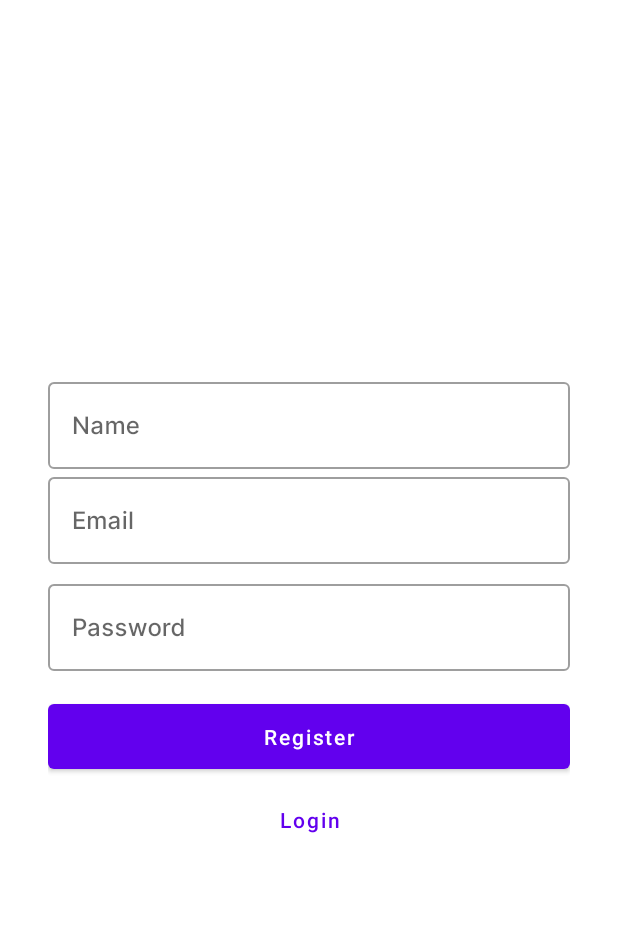
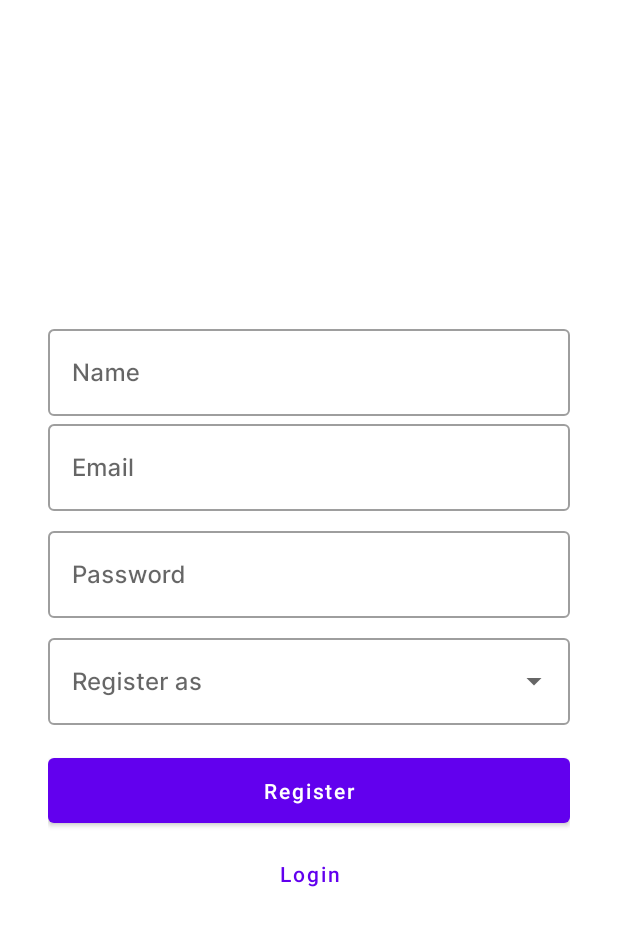
Before and after one commit to hafizhMo/Cuan-Aku, an Android app: the RegisterFragment screen opened through its navigation route, on a phone screen of 412 x 824 dp. Shown: the top 926 px of the screen. Run offline under Robolectric (Android 15) with nearby library versions, the phone set to English and light mode, and no system bars.

```diff
--- a/app/src/main/java/com/hafizhmo/cuanaku/utils/ApiService.kt
+++ b/app/src/main/java/com/hafizhmo/cuanaku/utils/ApiService.kt
@@ -20,6 +20,7 @@ interface ApiService {
         @Field("password") password: String
     ): Call<Auth>
 
+    @FormUrlEncoded
     @POST("register")
     fun register(
         @Field("name") name: String,
--- a/app/src/main/res/layout/fragment_register.xml
+++ b/app/src/main/res/layout/fragment_register.xml
@@ -3,6 +3,7 @@
     xmlns:tools="http://schemas.android.com/tools"
     android:layout_width="match_parent"
     android:layout_height="wrap_content"
+    xmlns:app="http://schemas.android.com/apk/res-auto"
     android:layout_gravity="center_vertical"
     android:layout_marginHorizontal="32dp"
     android:orientation="vertical"
@@ -16,6 +17,7 @@
 
         <com.google.android.material.textfield.TextInputEditText
             android:layout_width="match_parent"
+            android:id="@+id/name_input"
             android:layout_height="wrap_content"
             android:fontFamily="@font/inter_medium"
             android:inputType="textEmailAddress" />
@@ -30,6 +32,7 @@
         <com.google.android.material.textfield.TextInputEditText
             android:layout_width="match_parent"
             android:layout_height="wrap_content"
+            android:id="@+id/email_input"
             android:fontFamily="@font/inter_medium"
             android:inputType="textEmailAddress" />
     </com.google.android.material.textfield.TextInputLayout>
@@ -43,9 +46,26 @@
 
         <com.google.android.material.textfield.TextInputEditText
             android:layout_width="match_parent"
+            android:id="@+id/password_input"
             android:layout_height="wrap_content"
             android:fontFamily="@font/inter_medium"
             android:inputType="textEmailAddress" />
+    </com.google.android.material.textfield.TextInputLayout>
+
+    <com.google.android.material.textfield.TextInputLayout
+        style="@style/Widget.MaterialComponents.TextInputLayout.OutlinedBox.ExposedDropdownMenu"
+        android:layout_width="match_parent"
+        android:layout_height="wrap_content"
+        android:layout_marginTop="8dp"
+        app:endIconMode="dropdown_menu"
+        android:hint="@string/role_hint">
+
+        <com.google.android.material.textfield.MaterialAutoCompleteTextView
+            android:layout_width="match_parent"
+            android:layout_height="wrap_content"
+            android:id="@+id/role_input"
+            android:inputType="none"
+            android:fontFamily="@font/inter_medium" />
     </com.google.android.material.textfield.TextInputLayout>
 
     <com.google.android.material.button.MaterialButton
--- a/app/src/main/res/values/strings.xml
+++ b/app/src/main/res/values/strings.xml
@@ -13,5 +13,6 @@
     <string name="hint_expenses">Expenses Amount</string>
     <string name="text_sumbit">Sumbit</string>
     <string name="text_delete">delete</string>
+    <string name="role_hint">Register as</string>
 
 </resources>
```
Also changed, not shown: app/src/main/java/com/hafizhmo/cuanaku/ui/fragments/register/RegisterFragment.kt (+63 -3 lines).
